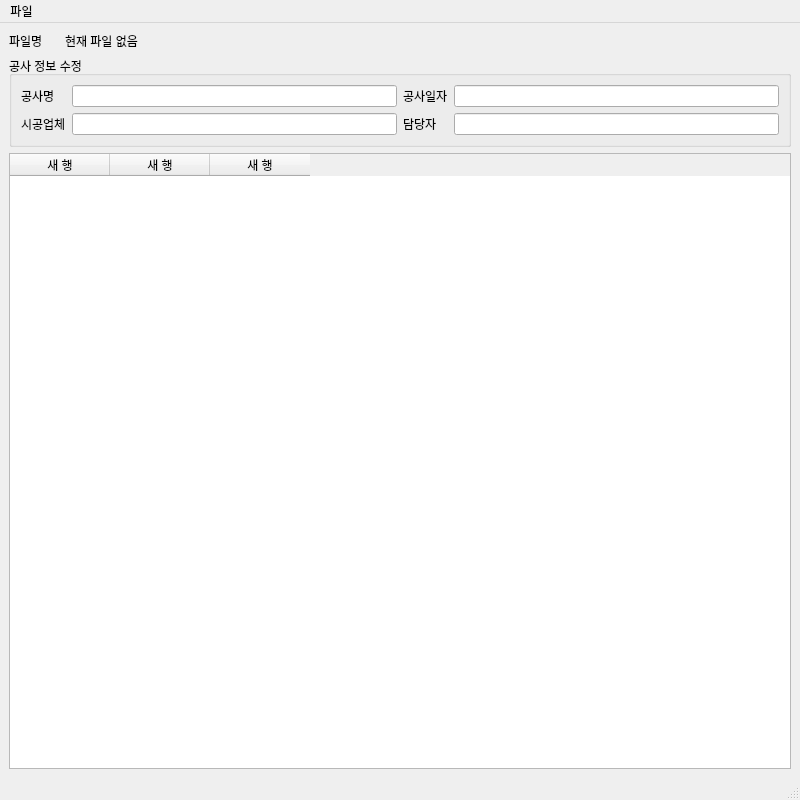
This is mainwindow.ui in kiryanchi/excelandcash as Qt 5 draws it before an edit. The edited form follows.
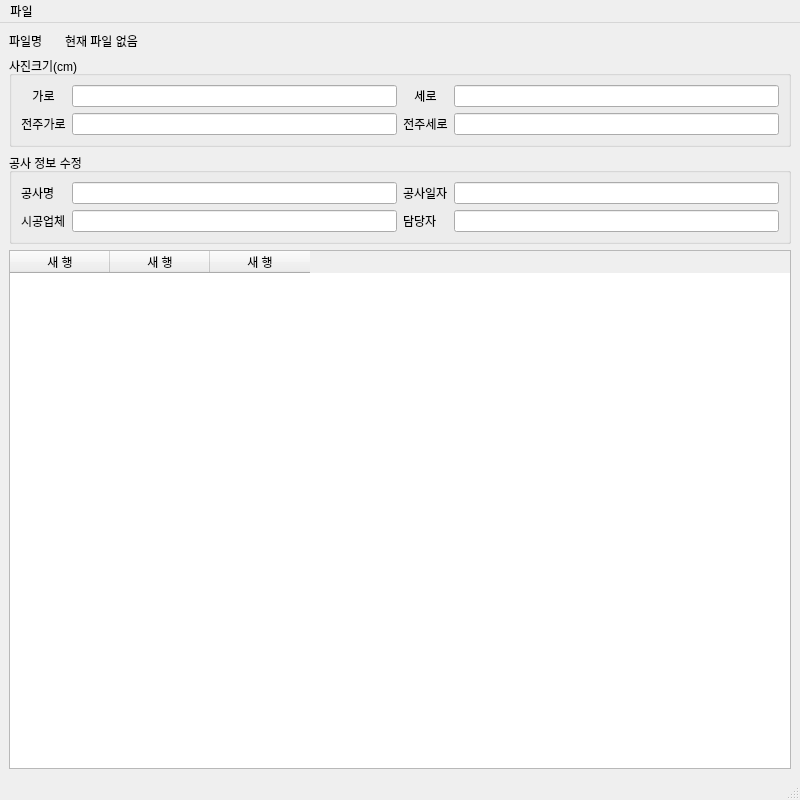
This is the edited form.

Commit message: width, height 추가

Patch:
```diff
--- a/mainwindow.ui
+++ b/mainwindow.ui
@@ -34,20 +34,53 @@
       </property>
      </widget>
     </item>
-    <item row="0" column="0">
-     <widget class="QLabel" name="label_8">
-      <property name="maximumSize">
-       <size>
-        <width>50</width>
-        <height>16777215</height>
-       </size>
+    <item row="8" column="0" colspan="10">
+     <widget class="QTableWidget" name="tableWidget">
+      <property name="acceptDrops">
+       <bool>true</bool>
       </property>
-      <property name="text">
-       <string>파일명</string>
+      <property name="lineWidth">
+       <number>7</number>
       </property>
+      <property name="dragDropMode">
+       <enum>QAbstractItemView::NoDragDrop</enum>
+      </property>
+      <property name="alternatingRowColors">
+       <bool>true</bool>
+      </property>
+      <property name="selectionMode">
+       <enum>QAbstractItemView::SingleSelection</enum>
+      </property>
+      <property name="verticalScrollMode">
+       <enum>QAbstractItemView::ScrollPerPixel</enum>
+      </property>
+      <attribute name="horizontalHeaderCascadingSectionResizes">
+       <bool>false</bool>
+      </attribute>
+      <attribute name="verticalHeaderCascadingSectionResizes">
+       <bool>false</bool>
+      </attribute>
+      <attribute name="verticalHeaderDefaultSectionSize">
+       <number>220</number>
+      </attribute>
+      <column>
+       <property name="text">
+        <string>새 행</string>
+       </property>
+      </column>
+      <column>
+       <property name="text">
+        <string>새 행</string>
+       </property>
+      </column>
+      <column>
+       <property name="text">
+        <string>새 행</string>
+       </property>
+      </column>
      </widget>
     </item>
-    <item row="2" column="0" colspan="2">
+    <item row="7" column="0" colspan="10">
      <widget class="QGroupBox" name="groupBox_detail">
       <property name="maximumSize">
        <size>
@@ -105,50 +138,104 @@
       </layout>
      </widget>
     </item>
-    <item row="3" column="0" colspan="2">
-     <widget class="QTableWidget" name="tableWidget">
-      <property name="acceptDrops">
-       <bool>true</bool>
+    <item row="0" column="0">
+     <widget class="QLabel" name="label_8">
+      <property name="maximumSize">
+       <size>
+        <width>50</width>
+        <height>16777215</height>
+       </size>
       </property>
-      <property name="lineWidth">
-       <number>7</number>
+      <property name="text">
+       <string>파일명</string>
       </property>
-      <property name="dragDropMode">
-       <enum>QAbstractItemView::NoDragDrop</enum>
+     </widget>
+    </item>
+    <item row="1" column="0" colspan="10">
+     <widget class="QGroupBox" name="groupBox">
+      <property name="title">
+       <string>사진크기(cm)</string>
       </property>
-      <property name="alternatingRowColors">
-       <bool>true</bool>
-      </property>
-      <property name="selectionMode">
-       <enum>QAbstractItemView::SingleSelection</enum>
-      </property>
-      <property name="verticalScrollMode">
-       <enum>QAbstractItemView::ScrollPerPixel</enum>
-      </property>
-      <attribute name="horizontalHeaderCascadingSectionResizes">
-       <bool>false</bool>
-      </attribute>
-      <attribute name="verticalHeaderCascadingSectionResizes">
-       <bool>false</bool>
-      </attribute>
-      <attribute name="verticalHeaderDefaultSectionSize">
-       <number>220</number>
-      </attribute>
-      <column>
-       <property name="text">
-        <string>새 행</string>
-       </property>
-      </column>
-      <column>
-       <property name="text">
-        <string>새 행</string>
-       </property>
-      </column>
-      <column>
-       <property name="text">
-        <string>새 행</string>
-       </property>
-      </column>
+      <layout class="QGridLayout" name="gridLayout_3">
+       <item row="2" column="2">
+        <widget class="QLabel" name="label_9">
+         <property name="text">
+          <string>전주세로</string>
+         </property>
+         <property name="alignment">
+          <set>Qt::AlignCenter</set>
+         </property>
+        </widget>
+       </item>
+       <item row="0" column="1">
+        <widget class="QLineEdit" name="lineEdit_width">
+         <property name="maximumSize">
+          <size>
+           <width>16777215</width>
+           <height>16777215</height>
+          </size>
+         </property>
+        </widget>
+       </item>
+       <item row="0" column="0">
+        <widget class="QLabel" name="label">
+         <property name="maximumSize">
+          <size>
+           <width>60</width>
+           <height>16777215</height>
+          </size>
+         </property>
+         <property name="text">
+          <string>가로</string>
+         </property>
+         <property name="alignment">
+          <set>Qt::AlignCenter</set>
+         </property>
+        </widget>
+       </item>
+       <item row="2" column="0">
+        <widget class="QLabel" name="label_7">
+         <property name="text">
+          <string>전주가로</string>
+         </property>
+         <property name="alignment">
+          <set>Qt::AlignCenter</set>
+         </property>
+        </widget>
+       </item>
+       <item row="0" column="2">
+        <widget class="QLabel" name="label_4">
+         <property name="maximumSize">
+          <size>
+           <width>60</width>
+           <height>16777215</height>
+          </size>
+         </property>
+         <property name="text">
+          <string>세로</string>
+         </property>
+         <property name="alignment">
+          <set>Qt::AlignCenter</set>
+         </property>
+        </widget>
+       </item>
+       <item row="0" column="3">
+        <widget class="QLineEdit" name="lineEdit_height">
+         <property name="maximumSize">
+          <size>
+           <width>16777215</width>
+           <height>16777215</height>
+          </size>
+         </property>
+        </widget>
+       </item>
+       <item row="2" column="1">
+        <widget class="QLineEdit" name="lineEdit"/>
+       </item>
+       <item row="2" column="3">
+        <widget class="QLineEdit" name="lineEdit_2"/>
+       </item>
+      </layout>
      </widget>
     </item>
    </layout>
```
Left out of the diff: 2 changed lines with no effect on the pictures. The commit also changes 2 other files.
